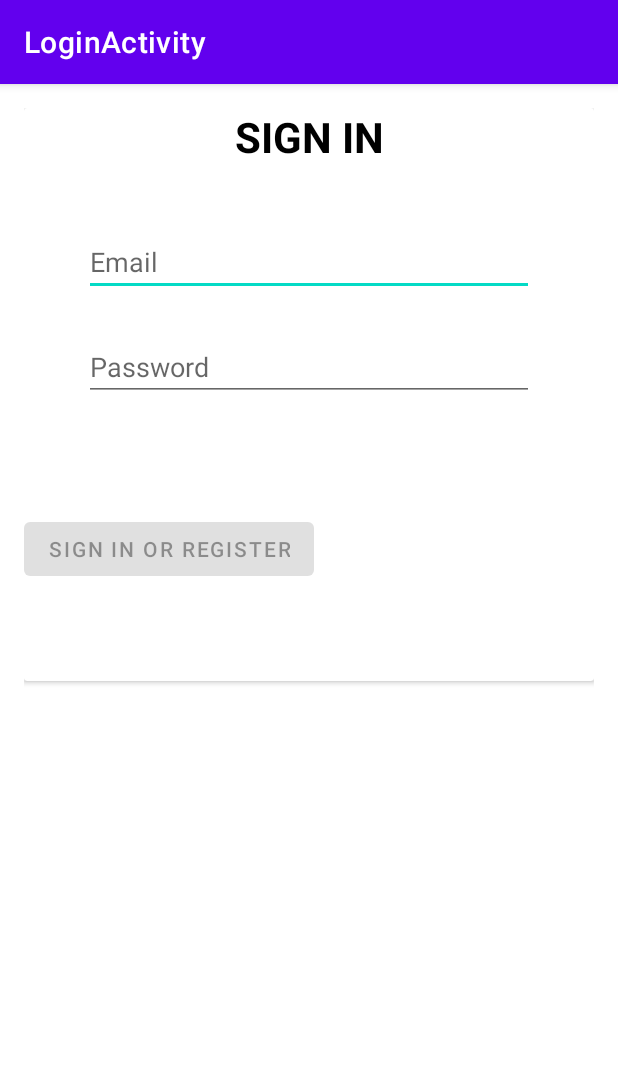
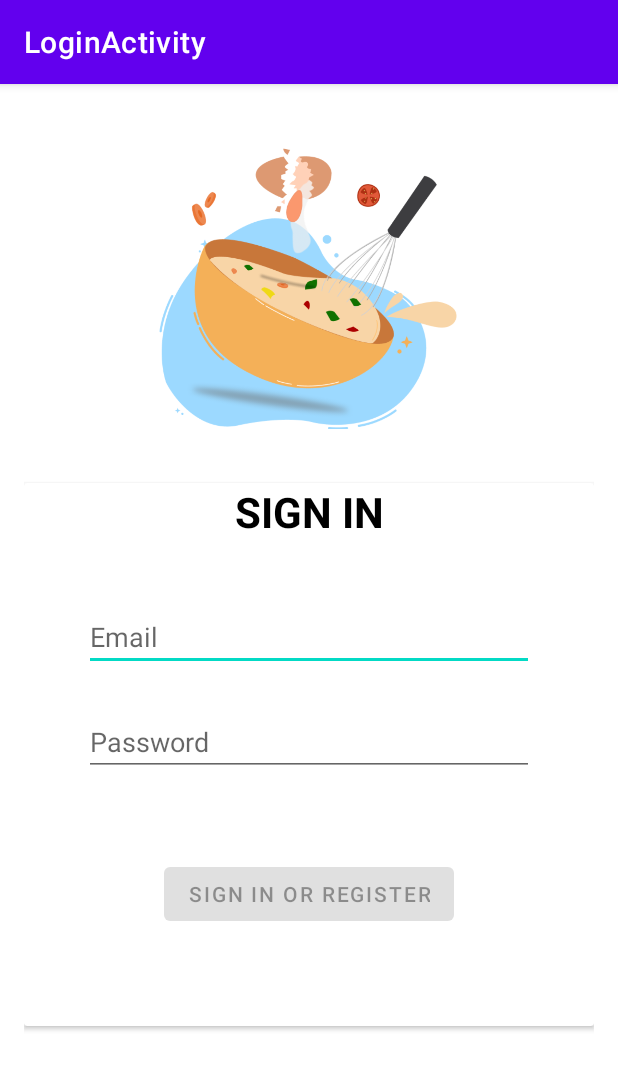
Before and after one commit to nagakerenz/OurRecipes, an Android app: the LoginActivity screen opened directly, with no data from a screen before it, on a phone screen of 412 x 824 dp. Shown: the top 1070 px of the screen. Run offline under Robolectric (Android 15) with nearby library versions, the light colour scheme and no system bars.

Commit message:
Login Page

```diff
--- a/app/src/main/res/layout/activity_login.xml
+++ b/app/src/main/res/layout/activity_login.xml
@@ -1,5 +1,5 @@
 <?xml version="1.0" encoding="utf-8"?>
-<androidx.constraintlayout.widget.ConstraintLayout
+<LinearLayout
     xmlns:android="http://schemas.android.com/apk/res/android"
     xmlns:app="http://schemas.android.com/apk/res-auto"
     xmlns:tools="http://schemas.android.com/tools"
@@ -10,12 +10,22 @@
     android:paddingLeft="@dimen/activity_horizontal_margin"
     android:paddingRight="@dimen/activity_horizontal_margin"
     android:paddingTop="@dimen/activity_vertical_margin"
-    tools:context=".ui.login.LoginActivity">
+    tools:context=".ui.login.LoginActivity"
+    android:orientation="vertical">
+
+    <ImageView
+        android:id="@+id/imageView3"
+        android:layout_width="200dp"
+        android:layout_height="200dp"
+        android:layout_gravity="center"
+        android:layout_marginTop="20dp"
+        app:srcCompat="@drawable/logo2" />
 
     <androidx.cardview.widget.CardView
         android:layout_width="match_parent"
         android:layout_height="wrap_content"
-        tools:layout_editor_absoluteY="286dp">
+        tools:layout_editor_absoluteY="286dp"
+        android:layout_marginTop="30dp">
 
         <ProgressBar
             android:id="@+id/loading"
@@ -61,24 +71,11 @@
             android:id="@+id/login"
             android:layout_width="wrap_content"
             android:layout_height="wrap_content"
-            android:layout_gravity="start"
-            android:layout_marginTop="270dp"
+            android:layout_gravity="center_horizontal"
+            android:layout_marginTop="250dp"
             android:layout_marginBottom="64dp"
             android:enabled="false"
             android:text="@string/action_sign_in" />
 
     </androidx.cardview.widget.CardView>
-
-    <ImageView
-        android:id="@+id/imageView3"
-        android:layout_width="200dp"
-        android:layout_height="200dp"
-        android:layout_marginStart="16dp"
-        android:layout_marginTop="16dp"
-        android:layout_marginEnd="16dp"
-        app:layout_constraintEnd_toEndOf="parent"
-        app:layout_constraintStart_toStartOf="parent"
-        app:layout_constraintTop_toTopOf="parent"
-        app:srcCompat="@drawable/logo2" />
-
-</androidx.constraintlayout.widget.ConstraintLayout>
+</LinearLayout>
```
Also changed, not shown: app/src/main/res/layout/activity_main.xml (+8 -17 lines).
